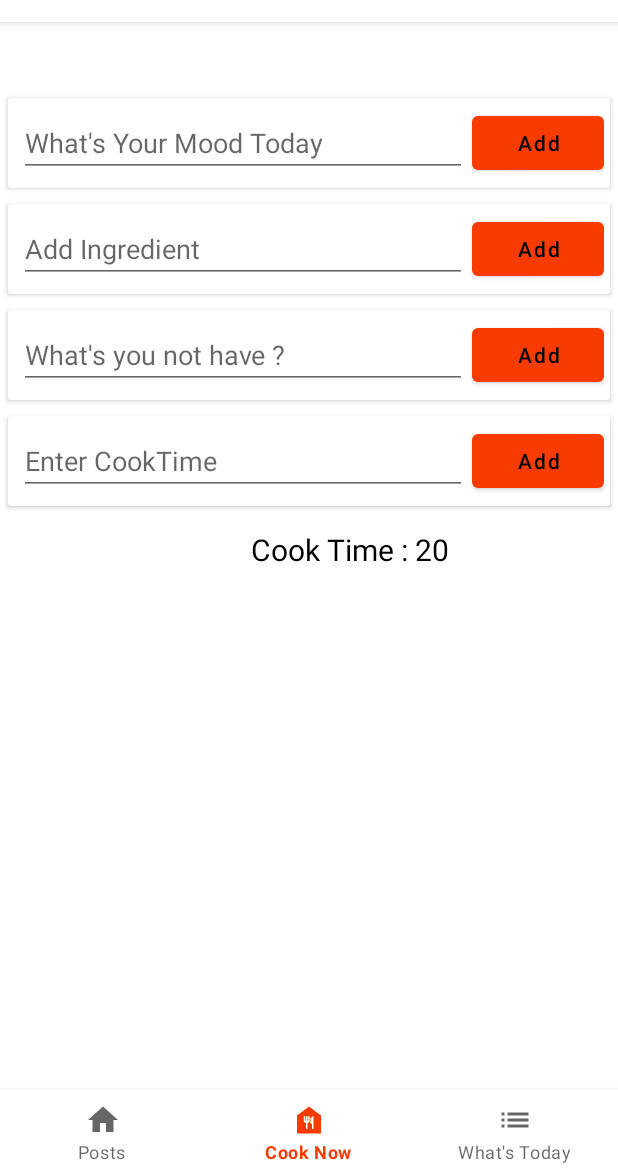
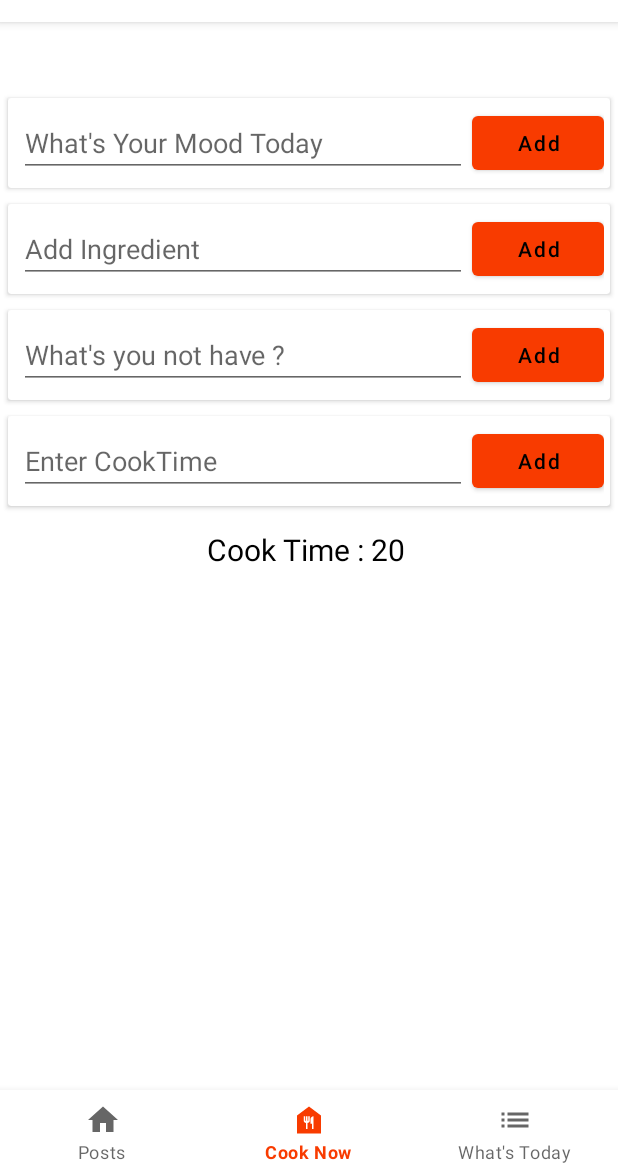
Before and after one commit to hey-aayush/Ratatouille, an Android app: the screen it shows after launch once a user with an empty profile is signed in (StartActivity), item 2 of the bottom bar chosen, on a phone screen of 412 x 824 dp, the part 62-1236 px from its top. Run offline under Robolectric (Android 15) with nearby library versions, the phone set to English and light mode, and no system bars; our stand-ins replace Firebase (no records; nobody signed in at launch, a user with empty details on screens opened directly), data binding; 2 statements that could not run were skipped.

```diff
--- a/app/src/main/res/layout/activity_user_profile.xml
+++ b/app/src/main/res/layout/activity_user_profile.xml
@@ -66,7 +66,8 @@
         android:layout_width="match_parent"
         android:layout_height="0dp"
         app:layout_constraintBottom_toBottomOf="parent"
+        app:layout_constraintEnd_toEndOf="parent"
+        app:layout_constraintStart_toStartOf="parent"
         app:layout_constraintTop_toBottomOf="@+id/cardView"
-        tools:layout_editor_absoluteX="43dp"
-        tools:listitem="@layout/item_recipe"/>
+        tools:listitem="@layout/item_recipe" />
 </androidx.constraintlayout.widget.ConstraintLayout>
--- a/app/src/main/res/layout/cooknow_fragment.xml
+++ b/app/src/main/res/layout/cooknow_fragment.xml
@@ -18,7 +18,7 @@
                 android:id="@+id/linearLayout"
                 android:layout_width="match_parent"
                 android:layout_height="wrap_content"
-                android:gravity="center|center_horizontal"
+                android:gravity="center_horizontal"
                 android:orientation="vertical"
                 app:layout_constraintEnd_toEndOf="parent"
                 app:layout_constraintStart_toStartOf="parent"
@@ -182,12 +182,13 @@
 
                 <TextView
                     android:id="@+id/cooktimetxtview"
-                    android:layout_width="wrap_content"
+                    android:layout_width="match_parent"
                     android:layout_height="wrap_content"
-                    android:layout_marginStart="30dp"
+                    android:layout_marginStart="0dp"
                     android:layout_marginTop="10dp"
                     android:layout_marginBottom="20dp"
                     android:text="Cook Time : 20 "
+                    android:textAlignment="center"
                     android:textColor="@color/black"
                     android:textSize="20sp" />
 
--- a/app/src/main/res/layout/post_fragment.xml
+++ b/app/src/main/res/layout/post_fragment.xml
@@ -13,8 +13,6 @@
             android:id="@+id/RecipesRecyclerView"
             android:layout_width="0dp"
             android:layout_height="0dp"
-            android:layout_marginTop="8dp"
-            android:layout_marginBottom="8dp"
             app:layout_constraintBottom_toBottomOf="parent"
             app:layout_constraintEnd_toEndOf="parent"
             app:layout_constraintStart_toStartOf="parent"
```
